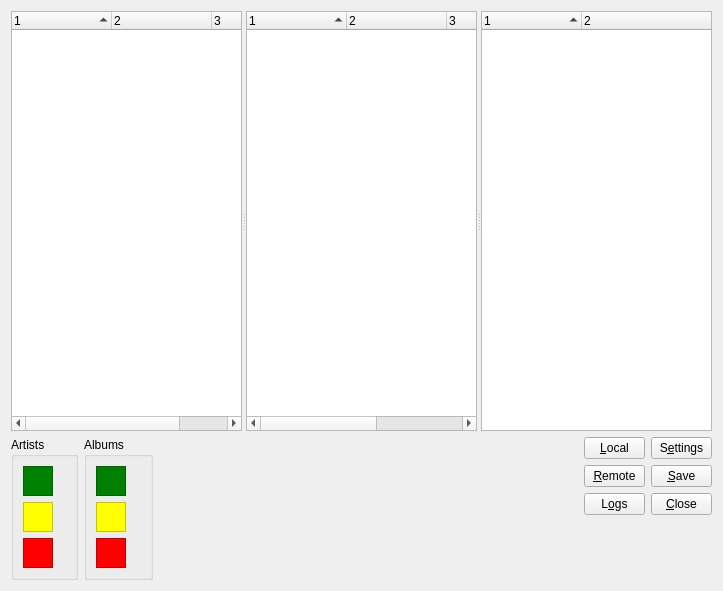
This is ui/main.ui in KenjiTakahashi/gayeogi as Qt 5 draws it before an edit. The edited form follows.
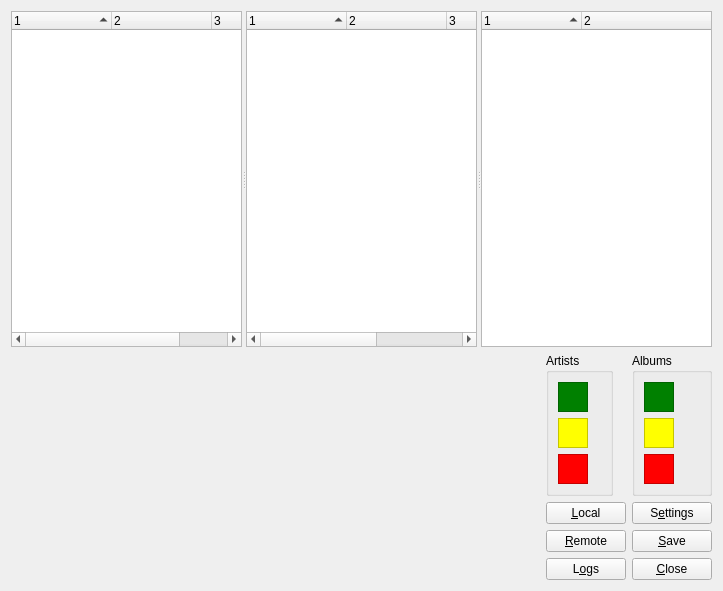
This is the edited form.

Commit message: Statistics are computed correctly, some small GUI changes

```diff
--- a/ui/main.ui
+++ b/ui/main.ui
@@ -64,11 +64,8 @@
          <property name="editTriggers">
           <set>QAbstractItemView::NoEditTriggers</set>
          </property>
-         <property name="alternatingRowColors">
-          <bool>true</bool>
-         </property>
-         <property name="selectionBehavior">
-          <enum>QAbstractItemView::SelectRows</enum>
+         <property name="selectionMode">
+          <enum>QAbstractItemView::ExtendedSelection</enum>
          </property>
          <property name="indentation">
           <number>0</number>
@@ -148,6 +145,28 @@
        <number>0</number>
       </property>
       <item>
+       <spacer name="horizontalSpacer">
+        <property name="orientation">
+         <enum>Qt::Horizontal</enum>
+        </property>
+        <property name="sizeHint" stdset="0">
+         <size>
+          <width>40</width>
+          <height>20</height>
+         </size>
+        </property>
+       </spacer>
+      </item>
+      <item>
+       <widget class="QWidget" name="widget_2" native="true">
+        <layout class="QFormLayout" name="formLayout_3">
+         <property name="fieldGrowthPolicy">
+          <enum>QFormLayout::AllNonFixedFieldsGrow</enum>
+         </property>
+         <property name="margin">
+          <number>0</number>
+         </property>
+         <item row="0" column="0">
        <widget class="QGroupBox" name="artistsStats">
         <property name="title">
          <string>Artists</string>
@@ -158,6 +177,12 @@
          </item>
          <item row="1" column="0">
           <widget class="QFrame" name="frame_2">
+              <property name="sizePolicy">
+               <sizepolicy hsizetype="Fixed" vsizetype="Fixed">
+                <horstretch>0</horstretch>
+                <verstretch>0</verstretch>
+               </sizepolicy>
+              </property>
            <property name="minimumSize">
             <size>
              <width>30</width>
@@ -180,6 +205,12 @@
          </item>
          <item row="2" column="0">
           <widget class="QFrame" name="frame_3">
+              <property name="sizePolicy">
+               <sizepolicy hsizetype="Fixed" vsizetype="Fixed">
+                <horstretch>0</horstretch>
+                <verstretch>0</verstretch>
+               </sizepolicy>
+              </property>
            <property name="minimumSize">
             <size>
              <width>30</width>
@@ -202,6 +233,12 @@
          </item>
          <item row="0" column="0">
           <widget class="QFrame" name="frame">
+              <property name="sizePolicy">
+               <sizepolicy hsizetype="Fixed" vsizetype="Fixed">
+                <horstretch>0</horstretch>
+                <verstretch>0</verstretch>
+               </sizepolicy>
+              </property>
            <property name="minimumSize">
             <size>
              <width>30</width>
@@ -222,7 +259,7 @@
         </layout>
        </widget>
       </item>
-      <item>
+         <item row="0" column="1">
        <widget class="QGroupBox" name="albumsStats">
         <property name="title">
          <string>Albums</string>
@@ -230,6 +267,12 @@
         <layout class="QFormLayout" name="formLayout_2">
          <item row="0" column="0">
           <widget class="QFrame" name="frame_6">
+              <property name="sizePolicy">
+               <sizepolicy hsizetype="Fixed" vsizetype="Fixed">
+                <horstretch>0</horstretch>
+                <verstretch>0</verstretch>
+               </sizepolicy>
+              </property>
            <property name="minimumSize">
             <size>
              <width>30</width>
@@ -252,6 +295,12 @@
          </item>
          <item row="1" column="0">
           <widget class="QFrame" name="frame_5">
+              <property name="sizePolicy">
+               <sizepolicy hsizetype="Fixed" vsizetype="Fixed">
+                <horstretch>0</horstretch>
+                <verstretch>0</verstretch>
+               </sizepolicy>
+              </property>
            <property name="minimumSize">
             <size>
              <width>30</width>
@@ -274,6 +323,12 @@
          </item>
          <item row="2" column="0">
           <widget class="QFrame" name="frame_4">
+              <property name="sizePolicy">
+               <sizepolicy hsizetype="Fixed" vsizetype="Fixed">
+                <horstretch>0</horstretch>
+                <verstretch>0</verstretch>
+               </sizepolicy>
+              </property>
            <property name="minimumSize">
             <size>
              <width>30</width>
@@ -297,62 +352,22 @@
         </layout>
        </widget>
       </item>
-      <item>
-       <spacer name="horizontalSpacer">
-        <property name="orientation">
-         <enum>Qt::Horizontal</enum>
-        </property>
-        <property name="sizeHint" stdset="0">
-         <size>
-          <width>40</width>
-          <height>20</height>
-         </size>
-        </property>
-       </spacer>
-      </item>
-      <item>
-       <widget class="QWidget" name="widget_2" native="true">
-        <layout class="QFormLayout" name="formLayout_3">
-         <property name="fieldGrowthPolicy">
-          <enum>QFormLayout::AllNonFixedFieldsGrow</enum>
-         </property>
-         <property name="margin">
-          <number>0</number>
-         </property>
-         <item row="0" column="0">
+         <item row="1" column="0">
           <widget class="QPushButton" name="local">
-           <property name="maximumSize">
-            <size>
-             <width>61</width>
-             <height>16777215</height>
-            </size>
-           </property>
            <property name="text">
             <string>&amp;Local</string>
            </property>
           </widget>
          </item>
-         <item row="0" column="1">
+         <item row="1" column="1">
           <widget class="QPushButton" name="settings">
-           <property name="maximumSize">
-            <size>
-             <width>61</width>
-             <height>16777215</height>
-            </size>
-           </property>
            <property name="text">
             <string>S&amp;ettings</string>
            </property>
           </widget>
          </item>
-         <item row="1" column="0">
+         <item row="2" column="0">
           <widget class="QPushButton" name="remote">
-           <property name="maximumSize">
-            <size>
-             <width>61</width>
-             <height>16777215</height>
-            </size>
-           </property>
            <property name="statusTip">
             <string>Refresh internet databases.</string>
            </property>
@@ -361,14 +376,8 @@
            </property>
           </widget>
          </item>
-         <item row="1" column="1">
+         <item row="2" column="1">
           <widget class="QPushButton" name="save">
-           <property name="maximumSize">
-            <size>
-             <width>61</width>
-             <height>16777215</height>
-            </size>
-           </property>
            <property name="statusTip">
             <string>Save current database to disk. (Do it if you don't like your changes to be lost!)</string>
            </property>
@@ -377,14 +386,8 @@
            </property>
           </widget>
          </item>
-         <item row="2" column="0">
+         <item row="3" column="0">
           <widget class="QPushButton" name="log">
-           <property name="maximumSize">
-            <size>
-             <width>61</width>
-             <height>16777215</height>
-            </size>
-           </property>
            <property name="statusTip">
             <string>Access internet refreshing logs.</string>
            </property>
@@ -393,14 +396,8 @@
            </property>
           </widget>
          </item>
-         <item row="2" column="1">
+         <item row="3" column="1">
           <widget class="QPushButton" name="close">
-           <property name="maximumSize">
-            <size>
-             <width>61</width>
-             <height>16777215</height>
-            </size>
-           </property>
            <property name="statusTip">
             <string>Close the application.</string>
            </property>
```
Left out of the diff: 12 changed lines with no effect on the pictures. Lines whose indentation alone changed are shown as unchanged. The commit also changes 2 other files.
